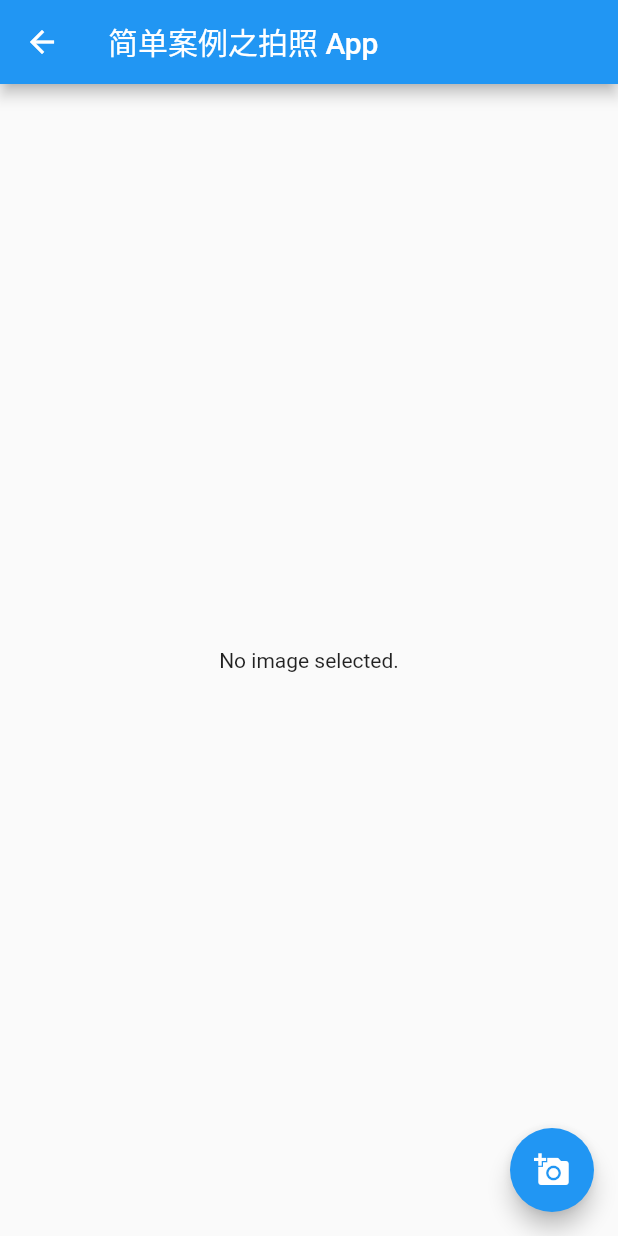
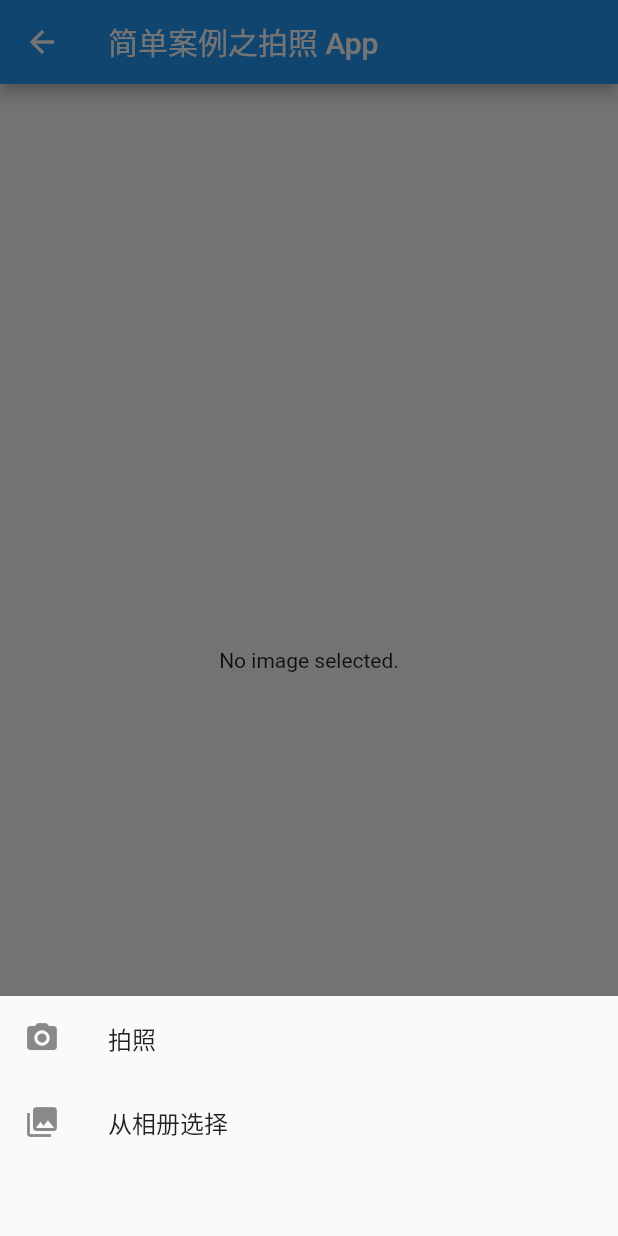
Before and after one commit to flanliulf/learning-flutter, a Flutter app: the PhotoApp screen opened by its route, after a tap on the "add a photo" icon, on a phone screen of 412 x 824 dp. Run offline on Flutter 3.47's test engine with Material 2 defaults, Android fonts, the phone set to English and light mode, and no system bars; our stand-ins replace image_picker; missing offline and left inert: dart:ffi, flutter_color_plugin.

Commit message:
使用 ListTile 实现拍照和从相册选择两种方式添加图片

```diff
--- a/lib/photo_app.dart
+++ b/lib/photo_app.dart
@@ -13,8 +13,11 @@ class _PhotoAppState extends State<PhotoApp> {
   File _image;
   final picker = ImagePicker();
 
-  Future getImage() async {
-    final pickedFile = await picker.getImage(source: ImageSource.camera);
+  Future getImage(bool isTakePhoto) async {
+    Navigator.pop(context);
+
+    final pickedFile = await picker.getImage(
+        source: isTakePhoto ? ImageSource.camera : ImageSource.gallery);
 
     setState(() {
       _image = File(pickedFile.path);
@@ -35,17 +38,37 @@ class _PhotoAppState extends State<PhotoApp> {
         ),
       ),
       body: Center(
-        child: _image == null
-            ? Text('No image selected.')
-            : Image.file(_image),
+        child: _image == null ? Text('No image selected.') : Image.file(_image),
       ),
       floatingActionButton: FloatingActionButton(
-        onPressed: getImage,
-        tooltip: 'Pick Image',
+        onPressed: _pickImage,
+        tooltip: '选择图片',
         child: Icon(Icons.add_a_photo),
       ),
     );
   }
 
+  void _pickImage() {
+    showModalBottomSheet(
+        context: context,
+        builder: (context) => Container(
+              height: 160,
+              child: Column(
+                children: <Widget>[
+                  _item('拍照', true),
+                  _item('从相册选择', false),
+                ],
+              ),
+            ));
+  }
 
+  _item(String title, bool isTakePhoto) {
+    return GestureDetector(
+      child: ListTile(
+        leading: Icon(isTakePhoto ? Icons.camera_alt : Icons.photo_library),
+        title: Text(title),
+        onTap: () => getImage(isTakePhoto),
+      ),
+    );
+  }
 }
```
